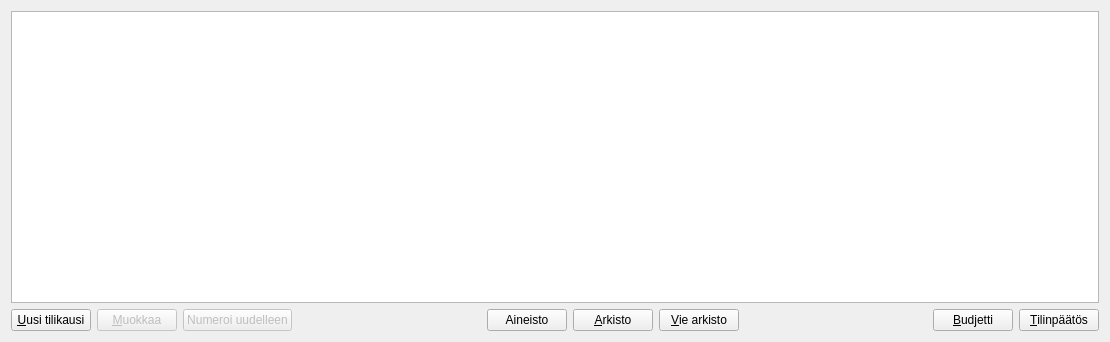
artoh/kitupiikki, file kitsas/arkisto/arkisto.ui: the form before one commit.
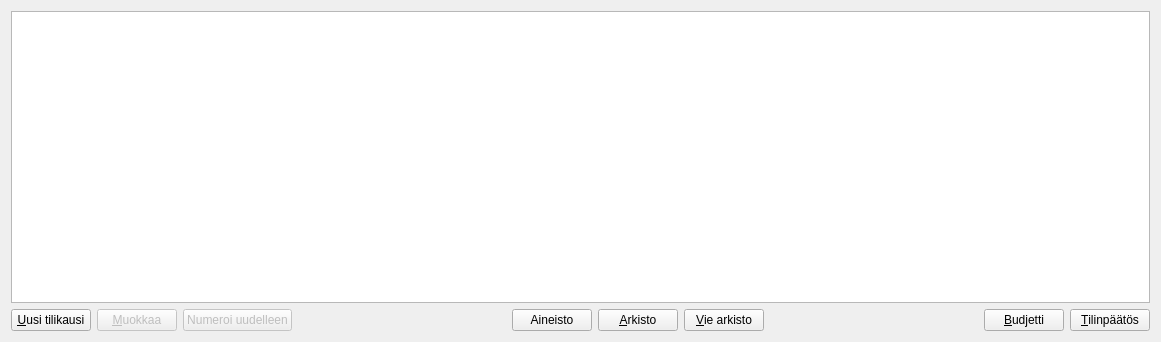
The form after the commit. Icons and pictures are not drawn.

Patch:
```diff
--- a/kitsas/arkisto/arkisto.ui
+++ b/kitsas/arkisto/arkisto.ui
@@ -6,7 +6,7 @@
    <rect>
     <x>0</x>
     <y>0</y>
-    <width>1110</width>
+    <width>1161</width>
     <height>342</height>
    </rect>
   </property>
```
